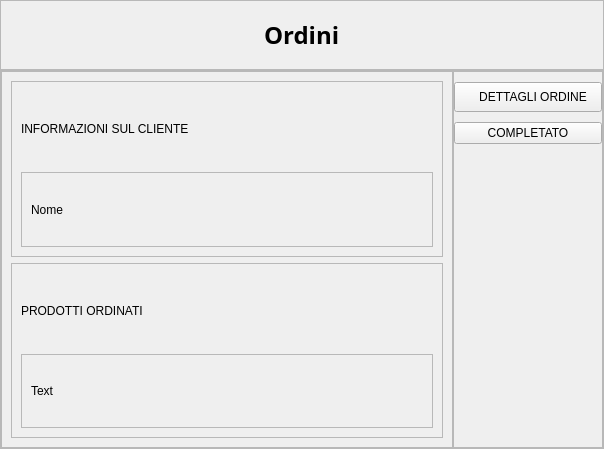
First picture: the form in projectIS/listaordini/view/vistaOrdini.ui, repository chritianchiappa/progetto_panificio, before the edit.
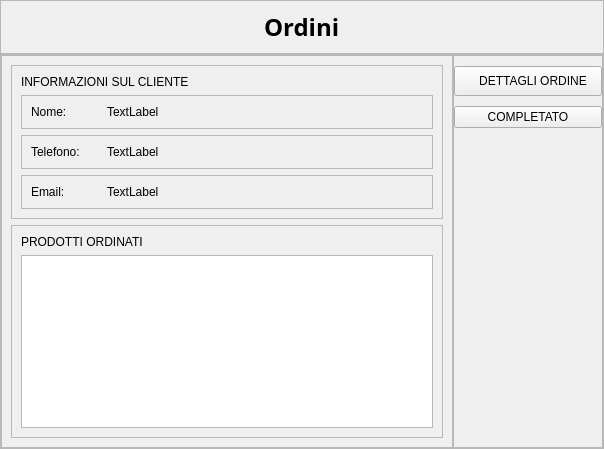
Second picture: the form after the edit. The open tabs and pages were chosen to show the change. Icons and pictures are not drawn.

Commit message: modifiche vista dip utente login ordini

The edit to the form file:
```diff
--- a/projectIS/listaordini/view/vistaOrdini.ui
+++ b/projectIS/listaordini/view/vistaOrdini.ui
@@ -171,18 +171,95 @@
                  </widget>
                 </item>
                 <item>
-                 <widget class="QFrame" name="frame_5">
+                 <widget class="QFrame" name="frame_9">
                   <property name="frameShape">
                    <enum>QFrame::StyledPanel</enum>
                   </property>
                   <property name="frameShadow">
                    <enum>QFrame::Raised</enum>
                   </property>
-                  <layout class="QVBoxLayout" name="verticalLayout_7">
+                  <layout class="QHBoxLayout" name="horizontalLayout_5">
+                   <item>
+                    <widget class="QLabel" name="label_4">
+                     <property name="maximumSize">
+                      <size>
+                       <width>70</width>
+                       <height>16777215</height>
+                      </size>
+                     </property>
+                     <property name="text">
+                      <string>Nome:</string>
+                     </property>
+                    </widget>
+                   </item>
                    <item>
                     <widget class="QLabel" name="nome">
                      <property name="text">
-                      <string>Nome</string>
+                      <string>TextLabel</string>
+                     </property>
+                    </widget>
+                   </item>
+                  </layout>
+                 </widget>
+                </item>
+                <item>
+                 <widget class="QFrame" name="frame_10">
+                  <property name="frameShape">
+                   <enum>QFrame::StyledPanel</enum>
+                  </property>
+                  <property name="frameShadow">
+                   <enum>QFrame::Raised</enum>
+                  </property>
+                  <layout class="QHBoxLayout" name="horizontalLayout_6">
+                   <item>
+                    <widget class="QLabel" name="label_2">
+                     <property name="maximumSize">
+                      <size>
+                       <width>70</width>
+                       <height>16777215</height>
+                      </size>
+                     </property>
+                     <property name="text">
+                      <string>Telefono:</string>
+                     </property>
+                    </widget>
+                   </item>
+                   <item>
+                    <widget class="QLabel" name="telefono">
+                     <property name="text">
+                      <string>TextLabel</string>
+                     </property>
+                    </widget>
+                   </item>
+                  </layout>
+                 </widget>
+                </item>
+                <item>
+                 <widget class="QFrame" name="frame_5">
+                  <property name="frameShape">
+                   <enum>QFrame::StyledPanel</enum>
+                  </property>
+                  <property name="frameShadow">
+                   <enum>QFrame::Raised</enum>
+                  </property>
+                  <layout class="QHBoxLayout" name="horizontalLayout_7">
+                   <item>
+                    <widget class="QLabel" name="label_3">
+                     <property name="maximumSize">
+                      <size>
+                       <width>70</width>
+                       <height>16777215</height>
+                      </size>
+                     </property>
+                     <property name="text">
+                      <string>Email:</string>
+                     </property>
+                    </widget>
+                   </item>
+                   <item>
+                    <widget class="QLabel" name="email">
+                     <property name="text">
+                      <string>TextLabel</string>
                      </property>
                     </widget>
                    </item>
@@ -209,23 +286,7 @@
                  </widget>
                 </item>
                 <item>
-                 <widget class="QFrame" name="frame_7">
-                  <property name="frameShape">
-                   <enum>QFrame::StyledPanel</enum>
-                  </property>
-                  <property name="frameShadow">
-                   <enum>QFrame::Raised</enum>
-                  </property>
-                  <layout class="QVBoxLayout" name="verticalLayout_5">
-                   <item>
-                    <widget class="QLabel" name="ingredienti">
-                     <property name="text">
-                      <string>Text</string>
-                     </property>
-                    </widget>
-                   </item>
-                  </layout>
-                 </widget>
+                 <widget class="QListView" name="list_view"/>
                 </item>
                </layout>
               </widget>
```
Left out of the diff: 4 changed lines with no effect on the pictures. The commit also changes 10 other files.
